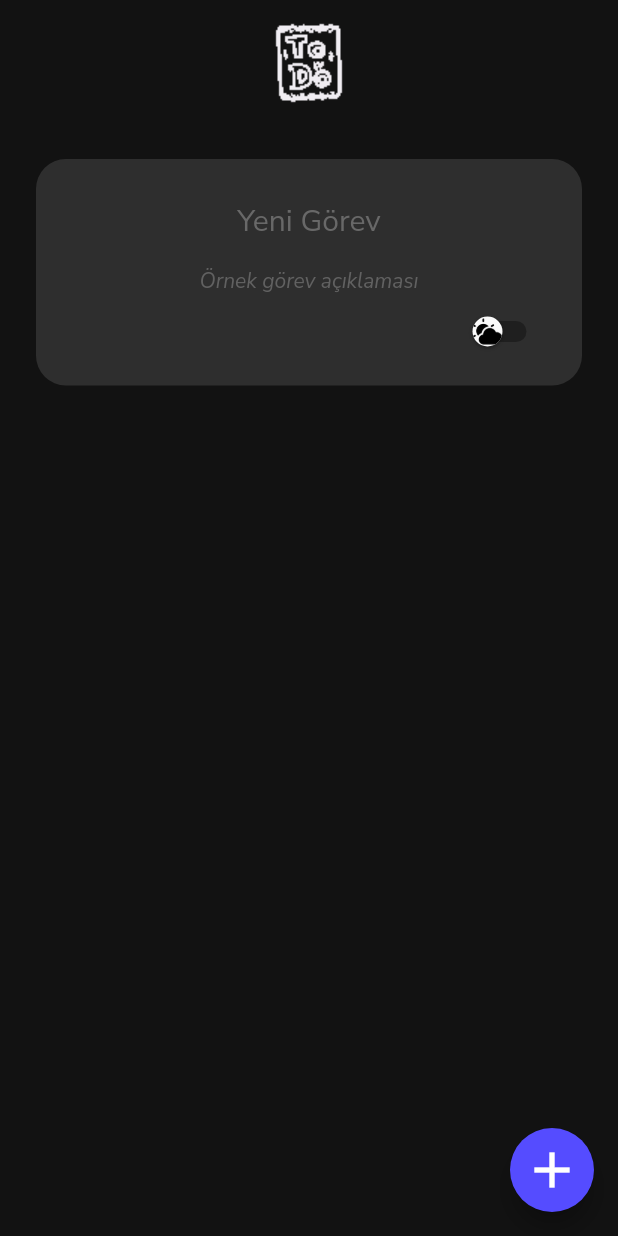
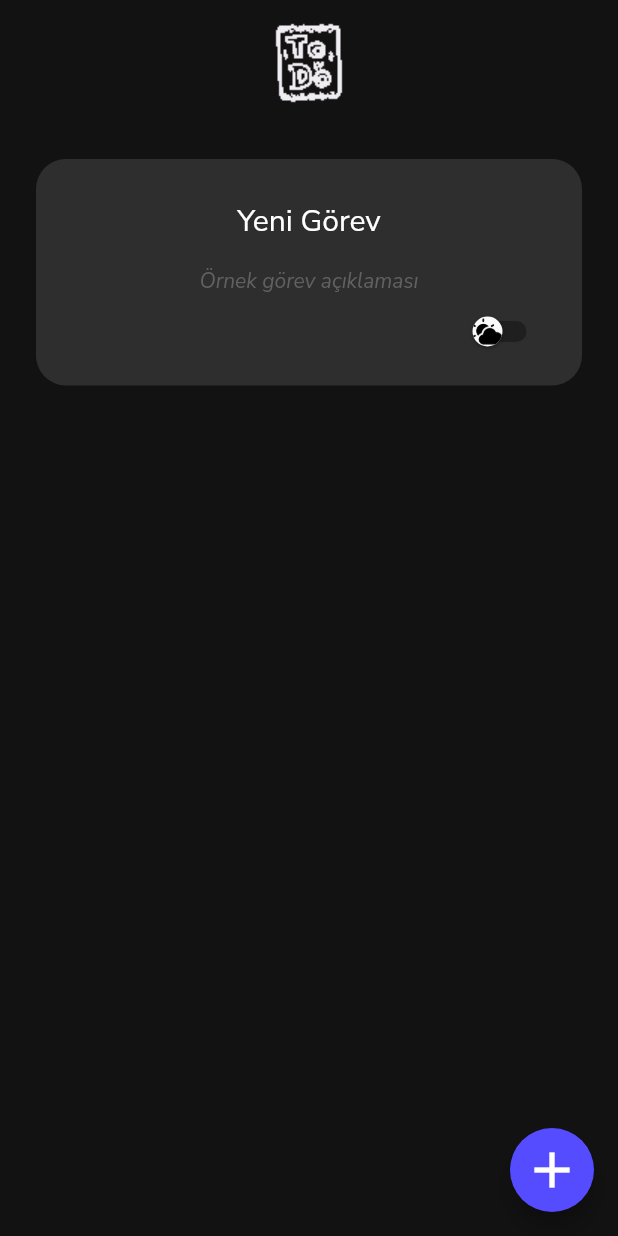
Before and after one commit to mmustafacelik/FinansalBt_ToDo, a Flutter app: the screen it shows after launch, after a tap on the "add" icon, on a phone screen of 412 x 824 dp. Run offline on Flutter 3.47's test engine with Material 2 defaults, Android fonts, the phone set to English and light mode, and no system bars; our stand-ins replace flutter_local_notifications, geocoding, geolocator, google_fonts, sqflite, timezone; missing offline and left inert: cron, workmanager; accounts and stored records are empty.

```diff
--- a/To_Do/to_do_project/lib/database.dart
+++ b/To_Do/to_do_project/lib/database.dart
@@ -7,8 +7,8 @@ import 'dart:async';
 class DatabaseHelper {
   late final Future<Database> connection;
 
-  static const tableTask = 'CREATE TABLE tasks(id INTEGER PRIMARY KEY NOT NULL, title TEXT, description TEXT, isActive BOOLEAN NOT NULL CHECK (isActive IN (0,1)))';
-  static const tableTodo = 'CREATE TABLE todos('
+  static const tableTask = 'CREATE TABLE IF NOT EXISTS tasks(id INTEGER PRIMARY KEY NOT NULL, title TEXT, description TEXT, isActive BOOLEAN NOT NULL CHECK (isActive IN (0,1)))';
+  static const tableTodo = 'CREATE TABLE IF NOT EXISTS todos('
       'id INTEGER PRIMARY KEY NOT NULL,'
       'title TEXT,'
       'description TEXT,'
--- a/To_Do/to_do_project/lib/screens/todos.dart
+++ b/To_Do/to_do_project/lib/screens/todos.dart
@@ -72,7 +72,7 @@ class _TodopageState extends State<Todopage> {
                             decoration: InputDecoration(
                               hintText: widget.task?.title,
                               hintStyle: TextStyle(
-                                color: Color(0xff686868),
+                                color: Color(0xffffffff),
                               ),
                               counterText: '',
                             ),
--- a/To_Do/to_do_project/lib/widgets/task_card.dart
+++ b/To_Do/to_do_project/lib/widgets/task_card.dart
@@ -33,7 +33,7 @@ class _TaskCardState extends State<TaskCard> {
             Text(
               widget.task?.title ?? "(İsimsiz Başlık)",
               style: const TextStyle(
-                  color: Color(0xff686868),
+                  color: Color(0xffffffff),
                   fontSize: 20.0,
               ),
               textAlign: TextAlign.center,
```
Also changed, not shown: 7 other files.
